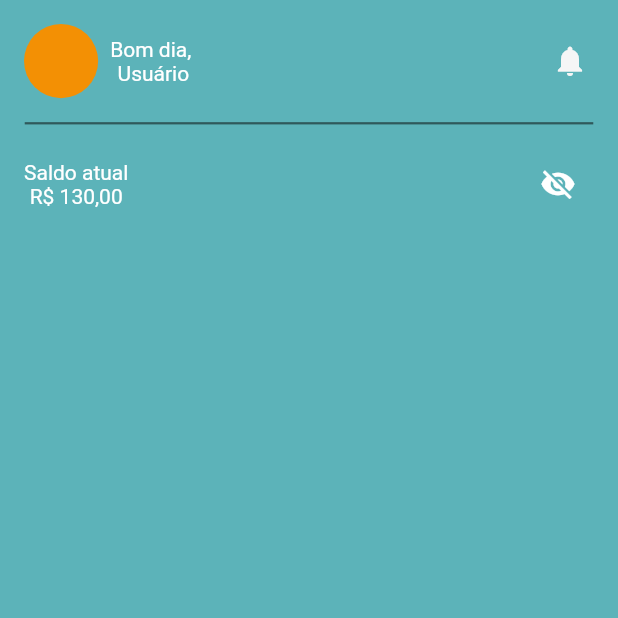
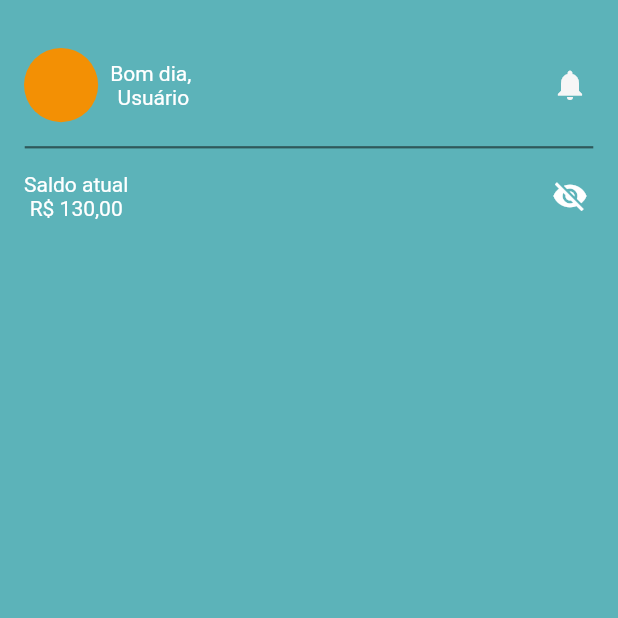
Before and after one commit to proz-tecnologia/PIT01GP07, a Flutter app: the screen it shows after launch, on a phone screen of 412 x 824 dp, the top half of it. Run offline on Flutter 3.47's test engine with Material 2 defaults, Android fonts, the phone set to English and light mode, and no system bars; our stand-ins replace google_fonts; Roboto replaces fonts that are missing (Inder).

Commit message:
Update alignment

```diff
--- a/lib/pages/cash_balance_bar/cash_balance_bar.dart
+++ b/lib/pages/cash_balance_bar/cash_balance_bar.dart
@@ -17,11 +17,13 @@ class _CashBalanceBarState extends State<CashBalanceBar> {
   @override
   Widget build(BuildContext context) {
     return Padding(
-      padding: const EdgeInsets.all(16.0),
+      padding: const EdgeInsets.all(8.0),
       child: Row(
         mainAxisAlignment: MainAxisAlignment.spaceBetween,
         children: [
-          Column(
+          Padding(
+            padding: const EdgeInsets.all(8.0),
+            child: Column(
               children: [
                 const Text(
                   'Saldo atual',
@@ -36,6 +38,7 @@ class _CashBalanceBarState extends State<CashBalanceBar> {
                   ),
                 ),
               ],
+            ),
           ),
           IconButton(
               onPressed: () {
--- a/lib/pages/homescreen/homescreen.dart
+++ b/lib/pages/homescreen/homescreen.dart
@@ -17,6 +17,9 @@ class _HomeScreenState extends State<HomeScreen> {
       body: SingleChildScrollView(
         child: Column(
           children: [
+            const SizedBox(
+              height: 16.0,
+            ),
             const ProfileBar(),
             Container(
               color: const Color(0xff2f595b),
```
Lines whose indentation alone changed are shown as unchanged.
